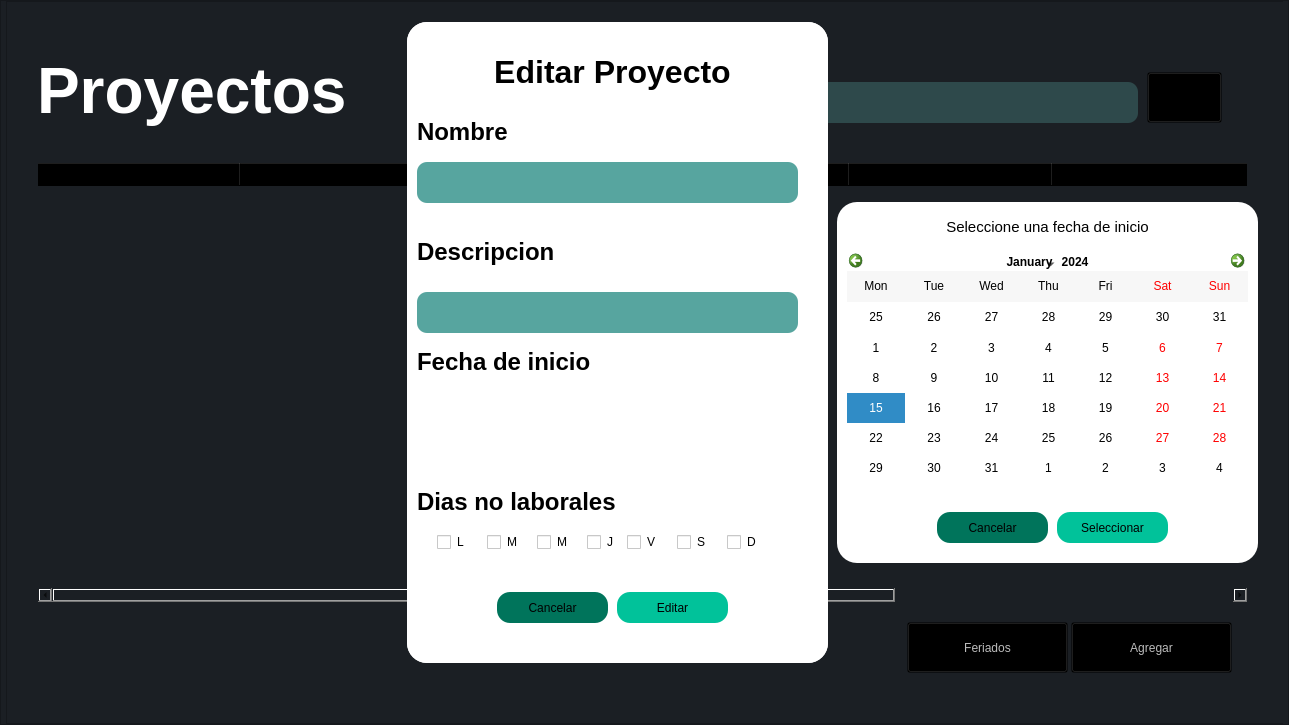
This is ui/vistaproyectosmai.ui in rojasalexander/AdministradorProyectosFacultad as Qt 5 draws it before an edit. The edited form follows.
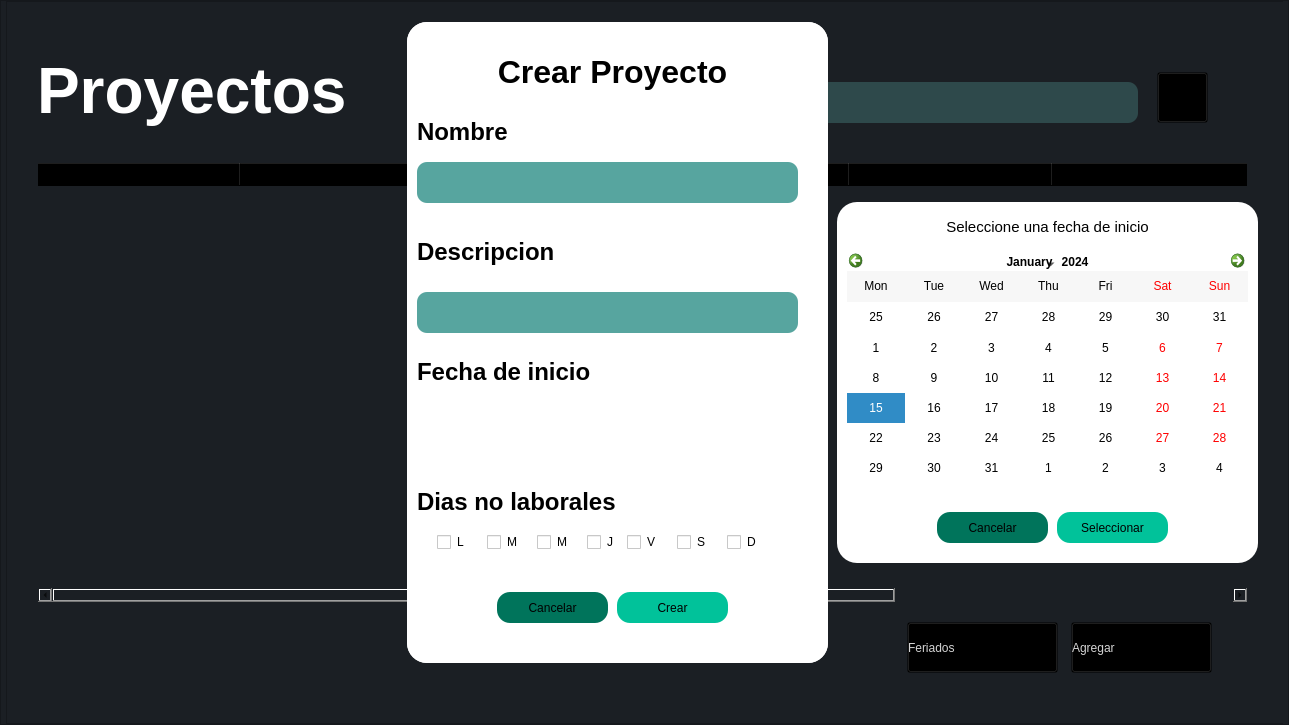
This is the edited form. Icons and pictures are not drawn.

Diff of the .ui file:
```diff
--- a/ui/vistaproyectosmai.ui
+++ b/ui/vistaproyectosmai.ui
@@ -513,12 +513,27 @@
             <widget class="QPushButton" name="calendarbtn_2">
              <property name="geometry">
               <rect>
-               <x>170</x>
-               <y>380</y>
-               <width>71</width>
-               <height>61</height>
+               <x>160</x>
+               <y>370</y>
+               <width>81</width>
+               <height>71</height>
               </rect>
              </property>
+             <property name="styleSheet">
+              <string notr="true">QPushButton{
+color: rgb(213, 213, 213);
+font: 75 12pt &quot;Verdana&quot;;
+text-align: center;
+background-color: rgba(0, 0, 0, 0);
+}
+
+QPushButton:hover{
+background-color: rgba(204, 204, 204, 120);
+color: rgb(213, 213, 213);
+font: 75 12pt &quot;Verdana&quot;;
+border-radius: 15px;
+}</string>
+             </property>
              <property name="text">
               <string/>
              </property>
@@ -854,12 +869,27 @@
             <widget class="QPushButton" name="calendarbtn">
              <property name="geometry">
               <rect>
-               <x>160</x>
-               <y>380</y>
+               <x>170</x>
+               <y>360</y>
                <width>81</width>
-               <height>61</height>
+               <height>71</height>
               </rect>
              </property>
+             <property name="styleSheet">
+              <string notr="true">QPushButton{
+color: rgb(213, 213, 213);
+font: 75 12pt &quot;Verdana&quot;;
+text-align: center;
+background-color: rgba(0, 0, 0, 0);
+}
+
+QPushButton:hover{
+background-color: rgba(204, 204, 204, 120);
+color: rgb(213, 213, 213);
+font: 75 12pt &quot;Verdana&quot;;
+border-radius: 15px;
+}</string>
+             </property>
              <property name="text">
               <string/>
              </property>
@@ -1107,14 +1137,24 @@
              <rect>
               <x>1064</x>
               <y>620</y>
-              <width>161</width>
+              <width>141</width>
               <height>51</height>
              </rect>
             </property>
             <property name="styleSheet">
-             <string notr="true">background-color: rgba(0,0, 0, 0);
-font: 14pt &quot;Verdana&quot;;
-color: rgb(188, 188, 188);</string>
+             <string notr="true">QPushButton{
+color: rgb(213, 213, 213);
+font: 75 12pt &quot;Verdana&quot;;
+text-align: left;
+background-color: rgba(0, 0, 0, 0);
+}
+
+QPushButton:hover{
+background-color: rgba(10, 10, 10, 120);
+color: rgb(213, 213, 213);
+font: 75 12pt &quot;Verdana&quot;;
+border-radius: 15px;
+}</string>
             </property>
             <property name="text">
              <string>Agregar</string>
@@ -1233,14 +1273,24 @@
              <rect>
               <x>900</x>
               <y>620</y>
-              <width>161</width>
+              <width>151</width>
               <height>51</height>
              </rect>
             </property>
             <property name="styleSheet">
-             <string notr="true">background-color: rgba(0,0, 0, 0);
-font: 14pt &quot;Verdana&quot;;
-color: rgb(188, 188, 188);</string>
+             <string notr="true">QPushButton{
+color: rgb(213, 213, 213);
+font: 75 12pt &quot;Verdana&quot;;
+text-align: left;
+background-color: rgba(0, 0, 0, 0);
+}
+
+QPushButton:hover{
+background-color: rgba(10, 10, 10, 120);
+color: rgb(213, 213, 213);
+font: 75 12pt &quot;Verdana&quot;;
+border-radius: 15px;
+}</string>
             </property>
             <property name="text">
              <string>Feriados</string>
@@ -1259,16 +1309,26 @@
            <widget class="QPushButton" name="pushButton_4">
             <property name="geometry">
              <rect>
-              <x>1140</x>
+              <x>1150</x>
               <y>70</y>
-              <width>75</width>
+              <width>51</width>
               <height>51</height>
              </rect>
             </property>
             <property name="styleSheet">
-             <string notr="true">background-color: rgba(0,0, 0, 0);
-font: 14pt &quot;Verdana&quot;;
-color: rgb(188, 188, 188);</string>
+             <string notr="true">QPushButton{
+color: rgb(213, 213, 213);
+font: 75 12pt &quot;Verdana&quot;;
+text-align: left;
+background-color: rgba(0, 0, 0, 0);
+}
+
+QPushButton:hover{
+background-color: rgba(10, 10, 10, 120);
+color: rgb(213, 213, 213);
+font: 75 12pt &quot;Verdana&quot;;
+border-radius: 15px;
+}</string>
             </property>
             <property name="icon">
              <iconset>
@@ -1307,8 +1367,8 @@
            <zorder>calendarioW</zorder>
            <zorder>botoFERIADO</zorder>
            <zorder>pushButton_4</zorder>
-           <zorder>crp</zorder>
            <zorder>editarp</zorder>
+           <zorder>crp</zorder>
           </widget>
          </item>
         </layout>
```
